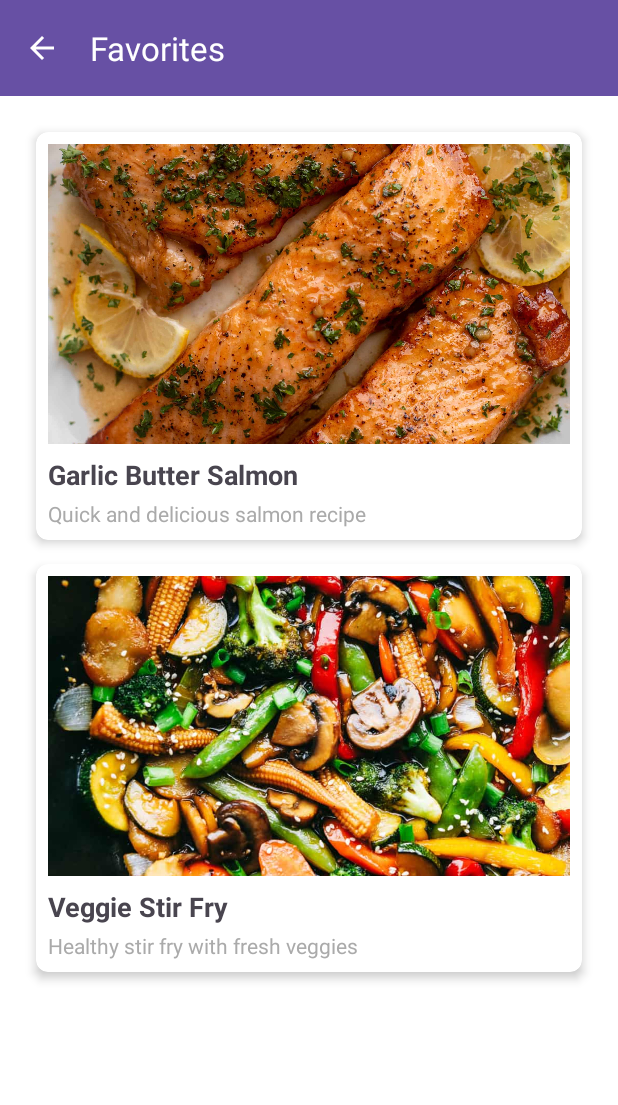
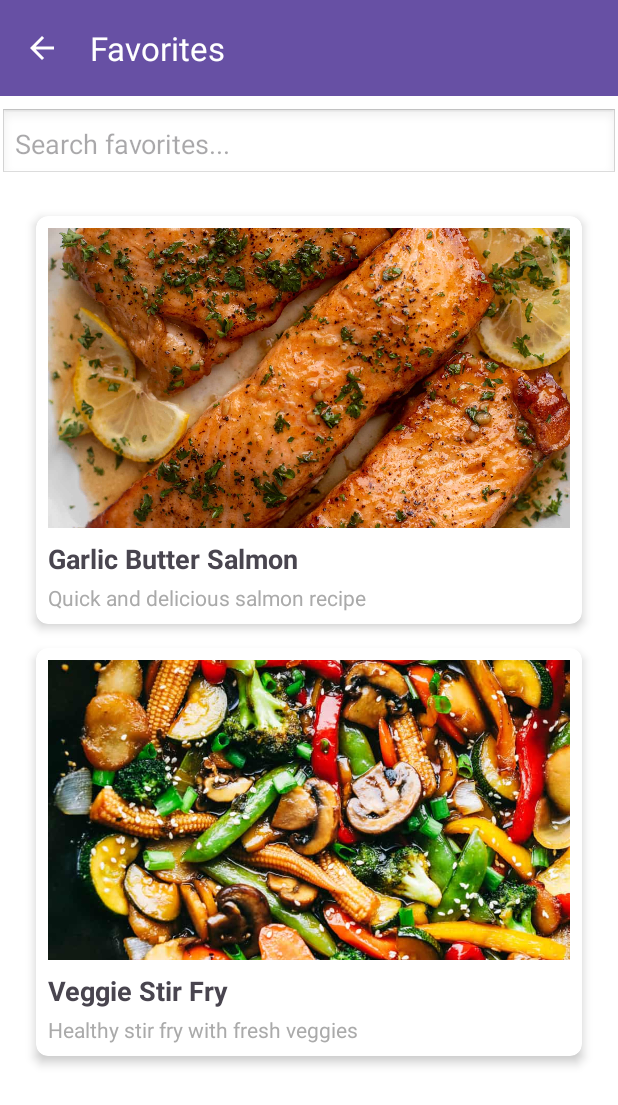
Before and after one commit to InfanteAlex/HealthyFoodAndroid, an Android app: the FavoritesActivity screen opened directly, with no data from a screen before it, on a phone screen of 412 x 824 dp. Shown: the top 1105 px of the screen. Run offline under Robolectric (Android 15) with nearby library versions, the phone set to English and light mode, and no system bars.

Commit message:
Added Search bar to favorites
Modified and tested FavoritesActivity.java, and activity_favorites.xml to add search bar

```diff
--- a/app/src/main/java/com/example/healthyfoodandroid/FavoritesActivity.java
+++ b/app/src/main/java/com/example/healthyfoodandroid/FavoritesActivity.java
@@ -1,6 +1,9 @@
 package com.example.healthyfoodandroid;
 
 import android.os.Bundle;
+import android.text.Editable;
+import android.text.TextWatcher;
+import android.widget.EditText;
 
 import androidx.appcompat.app.AppCompatActivity;
 import androidx.appcompat.widget.Toolbar;
@@ -14,7 +17,8 @@ public class FavoritesActivity extends AppCompatActivity {
 
     private RecyclerView favoritesRecyclerView;
     private RecipeAdapter favoritesAdapter;
-    private List<Recipe> favoriteRecipes;
+    private List<Recipe> favoriteRecipes, filteredRecipes;
+    private EditText searchBar;
 
     @Override
     protected void onCreate(Bundle savedInstanceState) {
@@ -29,20 +33,52 @@ public class FavoritesActivity extends AppCompatActivity {
             getSupportActionBar().setTitle("Favorites");
         }
 
+        // Initialize Search Bar
+        searchBar = findViewById(R.id.search_bar);
+
         // Initialize RecyclerView
         favoritesRecyclerView = findViewById(R.id.favorites_recycler_view);
         favoritesRecyclerView.setLayoutManager(new LinearLayoutManager(this));
 
         // Dummy favorite recipes (Replace with actual data if necessary)
         favoriteRecipes = getFavoriteRecipes();
+        filteredRecipes = new ArrayList<>(favoriteRecipes);
 
         // Initialize Adapter
-        favoritesAdapter = new RecipeAdapter(favoriteRecipes, recipe -> {
+        favoritesAdapter = new RecipeAdapter(filteredRecipes, recipe -> {
             // Handle recipe click to navigate to RecipeDetailActivity
             startActivity(RecipeDetailActivity.createIntent(this, recipe));
         });
 
         favoritesRecyclerView.setAdapter(favoritesAdapter);
+
+        // Add TextWatcher to filter results as the user types
+        searchBar.addTextChangedListener(new TextWatcher() {
+            @Override
+            public void beforeTextChanged(CharSequence s, int start, int count, int after) { }
+
+            @Override
+            public void onTextChanged(CharSequence s, int start, int before, int count) {
+                filterFavorites(s.toString());
+            }
+
+            @Override
+            public void afterTextChanged(Editable s) { }
+        });
+    }
+
+    private void filterFavorites(String query) {
+        filteredRecipes.clear();
+        if (query.isEmpty()) {
+            filteredRecipes.addAll(favoriteRecipes);
+        } else {
+            for (Recipe recipe : favoriteRecipes) {
+                if (recipe.getTitle().toLowerCase().contains(query.toLowerCase())) {
+                    filteredRecipes.add(recipe);
+                }
+            }
+        }
+        favoritesAdapter.notifyDataSetChanged();
     }
 
     // Dummy favorite recipes
--- a/app/src/main/res/layout/activity_favorites.xml
+++ b/app/src/main/res/layout/activity_favorites.xml
@@ -18,6 +18,19 @@
         android:theme="@style/ThemeOverlay.AppCompat.Dark.ActionBar"
         app:popupTheme="@style/ThemeOverlay.AppCompat.Light" />
 
+    <!-- Search Bar -->
+    <EditText
+        android:id="@+id/search_bar"
+        android:layout_width="0dp"
+        android:layout_height="wrap_content"
+        android:hint="Search favorites..."
+        android:padding="10dp"
+        android:background="@android:drawable/edit_text"
+        android:layout_marginTop="8dp"
+        app:layout_constraintTop_toBottomOf="@id/toolbar"
+        app:layout_constraintStart_toStartOf="parent"
+        app:layout_constraintEnd_toEndOf="parent" />
+
     <!-- RecyclerView -->
     <androidx.recyclerview.widget.RecyclerView
         android:id="@+id/favorites_recycler_view"
@@ -26,7 +39,7 @@
         android:clipToPadding="false"
         android:padding="16dp"
         android:scrollbars="vertical"
-        app:layout_constraintTop_toBottomOf="@id/toolbar"
+        app:layout_constraintTop_toBottomOf="@id/search_bar"
         app:layout_constraintBottom_toBottomOf="parent"
         app:layout_constraintStart_toStartOf="parent"
         app:layout_constraintEnd_toEndOf="parent" />
```
